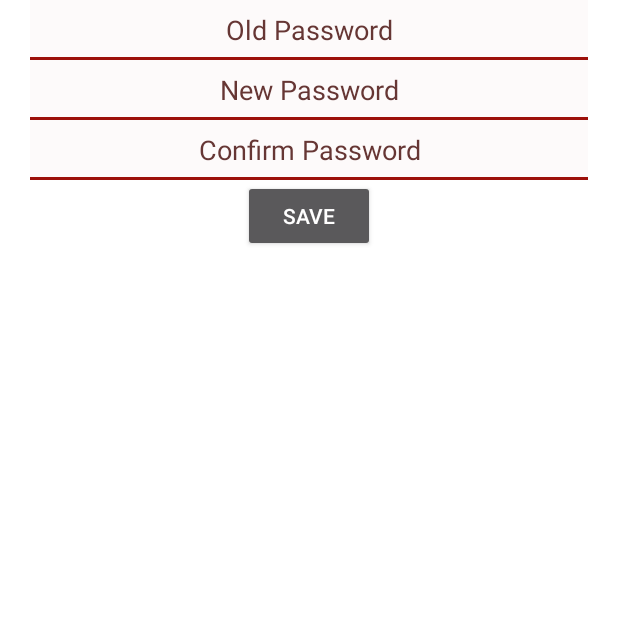
After one commit to Brain-Technosys/QZERO, an Android app: the fragment SettingFragment shown on its own in the app's theme, on a phone screen of 412 x 824 dp, the top half of it. The commit adds this screen. Run offline under Robolectric (Android 15) with nearby library versions, the phone set to English and light mode, and no system bars.

Commit message:
Committing SettingFragment, layout and string resources

```diff
--- a/app/build.gradle
+++ b/app/build.gradle
@@ -19,10 +19,10 @@ android {
 }
 
 dependencies {
+    compile files('libs/butterknife-6.1.0.jar')
+    compile files('libs/nineoldandroids-2.4.0.jar')
     compile 'com.android.support:appcompat-v7:22.2.0'
     compile 'com.android.support:support-v4:22.2.0'
-    compile files('libs/butterknife-6.1.0.jar')
-    compile files('libs/nineoldandroids-2.4.0.jar')
     compile 'com.android.support:cardview-v7:22.2.0'
     compile 'com.android.support:design:22.2.0'
     compile 'com.android.support:recyclerview-v7:22.2.0'
--- a/app/src/main/java/com/example/qzero/MyAccount/Activities/DashBoardActivity.java
+++ b/app/src/main/java/com/example/qzero/MyAccount/Activities/DashBoardActivity.java
@@ -22,6 +22,7 @@ import com.example.qzero.CommonFiles.Sessions.UserSession;
 import com.example.qzero.MyAccount.Fragments.DashboardFragment;
 import com.example.qzero.MyAccount.Fragments.OrderFragment;
 import com.example.qzero.MyAccount.Fragments.ProfileInfoFragment;
+import com.example.qzero.MyAccount.Fragments.SettingFragment;
 import com.example.qzero.MyAccount.Fragments.WalletFragment;
 import com.example.qzero.R;
 
@@ -138,6 +139,9 @@ public class DashBoardActivity extends AppCompatActivity {
             case id.nav_profile_fragment:
                 fragmentClass = ProfileInfoFragment.class;
                 break;
+            case id.nav_setting:
+                fragmentClass = SettingFragment.class;
+                break;
             default:
                 fragmentClass = DashboardFragment.class;
         }
--- /dev/null
+++ b/app/src/main/java/com/example/qzero/MyAccount/Fragments/SettingFragment.java
@@ -0,0 +1,25 @@
+package com.example.qzero.MyAccount.Fragments;
+
+import android.os.Bundle;
+import android.support.annotation.Nullable;
+import android.support.v4.app.Fragment;
+import android.view.LayoutInflater;
+import android.view.View;
+import android.view.ViewGroup;
+
+import com.example.qzero.R;
+
+/**
+ * Created by Braintech on 7/31/2015.
+ */
+public class SettingFragment extends Fragment{
+    @Nullable
+    @Override
+    public View onCreateView(LayoutInflater inflater, ViewGroup container, Bundle savedInstanceState) {
+        View view = inflater.inflate(R.layout.fragment_setting,null);
+
+        return view;
+
+
+    }
+}
--- /dev/null
+++ b/app/src/main/res/layout/fragment_setting.xml
@@ -0,0 +1,66 @@
+<RelativeLayout xmlns:android="http://schemas.android.com/apk/res/android"
+    xmlns:tools="http://schemas.android.com/tools"
+    android:layout_width="match_parent"
+    android:layout_height="match_parent"
+    android:background="#fff"
+    tools:context="com.example.qzero.MyAccount.Fragments.SettingFragment">
+
+
+    <EditText
+        android:id="@+id/tv_old_password"
+        android:layout_width="match_parent"
+        android:layout_height="40dp"
+        android:layout_marginLeft="20dp"
+        android:layout_marginRight="20dp"
+        android:background="@drawable/background_editext"
+        android:ems="10"
+        android:gravity="center"
+        android:hint="@string/old_password"
+        android:inputType="textPassword"
+        android:singleLine="true"
+        android:textColor="@color/color_edittext_background"
+        android:textColorHint="@color/color_edittext_background" />
+
+
+    <EditText
+        android:id="@+id/tv_new_password"
+        android:layout_width="match_parent"
+        android:layout_height="40dp"
+        android:layout_below="@+id/tv_old_password"
+        android:layout_marginLeft="20dp"
+        android:layout_marginRight="20dp"
+        android:background="@drawable/background_editext"
+        android:ems="10"
+        android:gravity="center"
+        android:hint="@string/new_password"
+        android:inputType="textPassword"
+        android:singleLine="true"
+        android:textColor="@color/color_edittext_background"
+        android:textColorHint="@color/color_edittext_background" />
+
+
+    <EditText
+        android:id="@+id/tv_cnf_password"
+        android:layout_width="match_parent"
+        android:layout_height="40dp"
+        android:layout_below="@+id/tv_new_password"
+        android:layout_marginLeft="20dp"
+        android:layout_marginRight="20dp"
+        android:background="@drawable/background_editext"
+        android:ems="10"
+        android:gravity="center"
+        android:hint="@string/cnf_password"
+        android:inputType="textPassword"
+        android:singleLine="true"
+        android:textColor="@color/color_edittext_background"
+        android:textColorHint="@color/color_edittext_background" />
+
+    <Button
+        android:layout_width="wrap_content"
+        android:layout_height="wrap_content"
+        android:layout_below="@+id/tv_cnf_password"
+        android:layout_centerHorizontal="true"
+        android:text="@string/save" />
+
+
+</RelativeLayout>
--- a/app/src/main/res/values/strings.xml
+++ b/app/src/main/res/values/strings.xml
@@ -83,6 +83,14 @@
     <string name="category">Category</string>
 
     <!-- Profile Info-->
-<string name="response_failure">Server is not responding!</string>
+    <string name="response_failure">Server is not responding!</string>
+
+    <!-- Setting-->
+    <string name="old_password">Old Password</string>
+    <string name="new_password">New Password</string>
+    <string name="cnf_password">Confirm Password</string>
+    <string name="save">Save</string>
+    <!-- TODO: Remove or change this placeholder text -->
+    <string name="hello_blank_fragment">Hello blank fragment</string>
 
 </resources>
```
